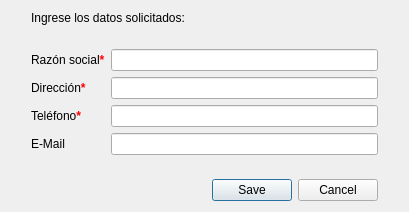
First picture: the form in windows/templates/newproveedor.ui, repository HitomiD/Proyecto-Desarrollo, before the edit.
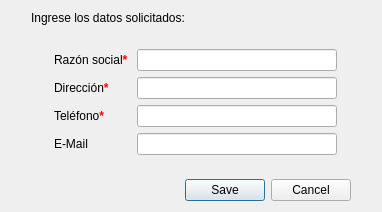
Second picture: the form after the edit. Icons and pictures are not drawn.

```diff
--- a/windows/templates/newproveedor.ui
+++ b/windows/templates/newproveedor.ui
@@ -6,7 +6,7 @@
    <rect>
     <x>0</x>
     <y>0</y>
-    <width>409</width>
+    <width>382</width>
     <height>212</height>
    </rect>
   </property>
@@ -95,13 +95,26 @@
            <pointsize>9</pointsize>
           </font>
          </property>
+         <property name="styleSheet">
+          <string notr="true">margin-left:20px;</string>
+         </property>
          <property name="text">
           <string>&lt;html&gt;&lt;head/&gt;&lt;body&gt;&lt;p&gt;Razón social&lt;span style=&quot; font-weight:700; color:#ff0000;&quot;&gt;*&lt;/span&gt;&lt;/p&gt;&lt;/body&gt;&lt;/html&gt;</string>
          </property>
         </widget>
        </item>
        <item row="1" column="1">
-        <widget class="QLineEdit" name="lineEdit_9"/>
+        <widget class="QLineEdit" name="lineEdit_9">
+         <property name="maximumSize">
+          <size>
+           <width>200</width>
+           <height>22</height>
+          </size>
+         </property>
+         <property name="text">
+          <string/>
+         </property>
+        </widget>
        </item>
        <item row="2" column="0">
         <widget class="QLabel" name="label_12">
@@ -110,13 +123,23 @@
            <pointsize>9</pointsize>
           </font>
          </property>
+         <property name="styleSheet">
+          <string notr="true">margin-left:20px;</string>
+         </property>
          <property name="text">
           <string>&lt;html&gt;&lt;head/&gt;&lt;body&gt;&lt;p&gt;Dirección&lt;span style=&quot; font-weight:700; color:#ff0000;&quot;&gt;*&lt;/span&gt;&lt;/p&gt;&lt;/body&gt;&lt;/html&gt;</string>
          </property>
         </widget>
        </item>
        <item row="2" column="1">
-        <widget class="QLineEdit" name="lineEdit_10"/>
+        <widget class="QLineEdit" name="lineEdit_10">
+         <property name="maximumSize">
+          <size>
+           <width>200</width>
+           <height>22</height>
+          </size>
+         </property>
+        </widget>
        </item>
        <item row="3" column="0">
         <widget class="QLabel" name="label_13">
@@ -125,16 +148,33 @@
            <pointsize>9</pointsize>
           </font>
          </property>
+         <property name="styleSheet">
+          <string notr="true">margin-left:20px;</string>
+         </property>
          <property name="text">
           <string>&lt;html&gt;&lt;head/&gt;&lt;body&gt;&lt;p&gt;Teléfono&lt;span style=&quot; font-weight:700; color:#ff0000;&quot;&gt;*&lt;/span&gt;&lt;/p&gt;&lt;/body&gt;&lt;/html&gt;</string>
          </property>
         </widget>
        </item>
        <item row="3" column="1">
-        <widget class="QLineEdit" name="lineEdit_11"/>
+        <widget class="QLineEdit" name="lineEdit_11">
+         <property name="maximumSize">
+          <size>
+           <width>200</width>
+           <height>22</height>
+          </size>
+         </property>
+        </widget>
        </item>
        <item row="4" column="1">
-        <widget class="QLineEdit" name="lineEdit_12"/>
+        <widget class="QLineEdit" name="lineEdit_12">
+         <property name="maximumSize">
+          <size>
+           <width>200</width>
+           <height>22</height>
+          </size>
+         </property>
+        </widget>
        </item>
        <item row="4" column="0">
         <widget class="QLabel" name="label_14">
@@ -144,7 +184,7 @@
           </font>
          </property>
          <property name="styleSheet">
-          <string notr="true"/>
+          <string notr="true">margin-left:20px;</string>
          </property>
          <property name="text">
           <string>E-Mail</string>
```
